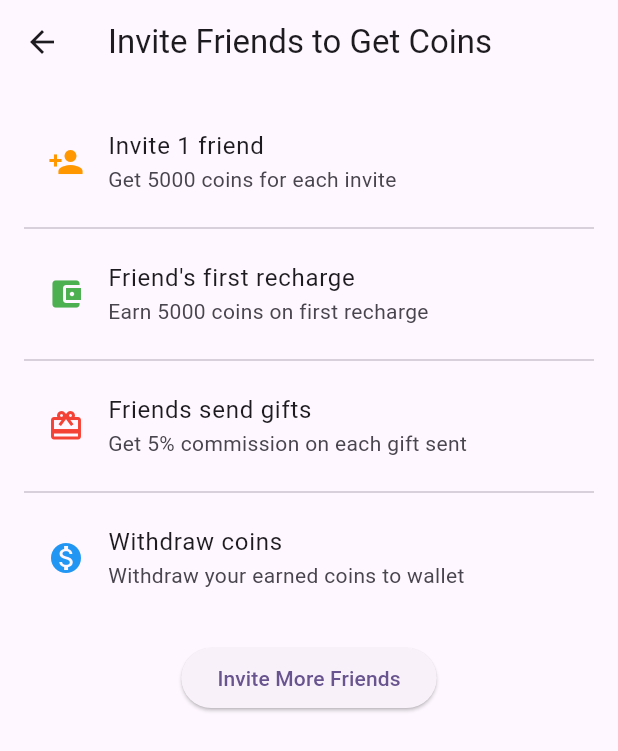
After one commit to EngNomanMolla/RoomChat, a Flutter app: the InviteFriendView screen opened by its route, on a phone screen of 412 x 824 dp. The commit adds this screen. Shown: the top 751 px of the screen. Run offline on Flutter 3.47's test engine with Material 3 defaults, Android fonts, the phone set to English and light mode, and no system bars; our stand-ins replace country_code_picker, flutter_chat_ui, flutter_otp_text_field, get, loading_indicator, motion_tab_bar; missing offline and left inert: chatview, text_marquee; statements that could not run were skipped; project files that could hold a hidden picture were left out.

Commit message:
invite friend screen implemented

```diff
--- /dev/null
+++ b/lib/app/modules/invite_friend/bindings/invite_friend_binding.dart
@@ -0,0 +1,12 @@
+import 'package:get/get.dart';
+
+import '../controllers/invite_friend_controller.dart';
+
+class InviteFriendBinding extends Bindings {
+  @override
+  void dependencies() {
+    Get.lazyPut<InviteFriendController>(
+      () => InviteFriendController(),
+    );
+  }
+}
--- /dev/null
+++ b/lib/app/modules/invite_friend/controllers/invite_friend_controller.dart
@@ -0,0 +1,23 @@
+import 'package:flutter/material.dart';
+import 'package:get/get.dart';
+
+class InviteFriendController extends GetxController
+    with GetSingleTickerProviderStateMixin {
+  late TabController tabController;
+
+  var numberOfInvitations = 0.obs;
+  var totalCoinsRewarded = 0.obs;
+  var coinsToWithdraw = 0.obs;
+
+  @override
+  void onInit() {
+    super.onInit();
+    tabController = TabController(length: 2, vsync: this);
+  }
+
+  @override
+  void onClose() {
+    tabController.dispose();
+    super.onClose();
+  }
+}
--- /dev/null
+++ b/lib/app/modules/invite_friend/views/invite_friend_view.dart
@@ -0,0 +1,68 @@
+import 'package:flutter/material.dart';
+import 'package:get/get.dart';
+
+import '../controllers/invite_friend_controller.dart';
+
+class InviteFriendView extends GetView<InviteFriendController> {
+  const InviteFriendView({Key? key}) : super(key: key);
+
+  @override
+  Widget build(BuildContext context) {
+    return Scaffold(
+      appBar: AppBar(title: Text('Invite Friends to Get Coins')),
+      body: _buildRewardsSection(),
+    );
+  }
+
+  Widget _buildRewardsSection() {
+    return ListView(
+      padding: EdgeInsets.all(16.0),
+      children: [
+        ListTile(
+          leading: Icon(Icons.person_add, color: Colors.orange),
+          title: Text('Invite 1 friend'),
+          subtitle: Text('Get 5000 coins for each invite'),
+          onTap: () {
+            // Action on tap
+          },
+        ),
+        Divider(),
+        ListTile(
+          leading: Icon(Icons.account_balance_wallet, color: Colors.green),
+          title: Text("Friend's first recharge"),
+          subtitle: Text('Earn 5000 coins on first recharge'),
+          onTap: () {
+            // Action on tap
+          },
+        ),
+        Divider(),
+        ListTile(
+          leading: Icon(Icons.card_giftcard, color: Colors.red),
+          title: Text('Friends send gifts'),
+          subtitle: Text('Get 5% commission on each gift sent'),
+          onTap: () {
+            // Action on tap
+          },
+        ),
+        Divider(),
+        ListTile(
+          leading: Icon(Icons.monetization_on, color: Colors.blue),
+          title: Text('Withdraw coins'),
+          subtitle: Text('Withdraw your earned coins to wallet'),
+          onTap: () {
+            // Action on tap
+          },
+        ),
+        SizedBox(height: 20),
+        Center(
+          child: ElevatedButton(
+            onPressed: () {
+              // Invite more friends action
+            },
+            child: Text('Invite More Friends'),
+          ),
+        ),
+      ],
+    );
+  }
+}
--- a/lib/app/routes/route_destinations.dart
+++ b/lib/app/routes/route_destinations.dart
@@ -1,7 +1,7 @@
-
-
 import 'package:chat_room/app/bindings/auth_binding.dart';
 import 'package:chat_room/app/bindings/chat_binding.dart';
+import 'package:chat_room/app/modules/invite_friend/bindings/invite_friend_binding.dart';
+import 'package:chat_room/app/modules/invite_friend/views/invite_friend_view.dart';
 import 'package:chat_room/app/modules/wallet/bindings/wallet_binding.dart';
 import 'package:chat_room/app/modules/wallet/views/wallet_view.dart';
 import 'package:chat_room/app/routes/route_names.dart';
@@ -30,5 +30,10 @@ class RouteDestinations{
       page: () => const WalletView(),
       binding: WalletBinding(),
     ),
+    GetPage(
+      name: RouteNames.inviteFriendScreen,
+      page: () => const InviteFriendView(),
+      binding: InviteFriendBinding(),
+    ),
   ];
 }
--- a/lib/app/routes/route_names.dart
+++ b/lib/app/routes/route_names.dart
@@ -8,4 +8,5 @@ class RouteNames{
   static const String messageScreen = '/message-screen';
   static const String messageDetailsScreen = '/message-details-screen';
   static const walletScreen = '/wallet';
+  static const inviteFriendScreen = '/invite-friend';
 }
--- a/lib/app/ui/android/screens/profile/profile_screen.dart
+++ b/lib/app/ui/android/screens/profile/profile_screen.dart
@@ -112,6 +112,7 @@ class ProfileScreen extends StatelessWidget {
                 fontFamily: 'Montserrat',
               ),
               ),
+              onTap: () => Get.toNamed(RouteNames.inviteFriendScreen),
             ),
 
             ListTile(
```
